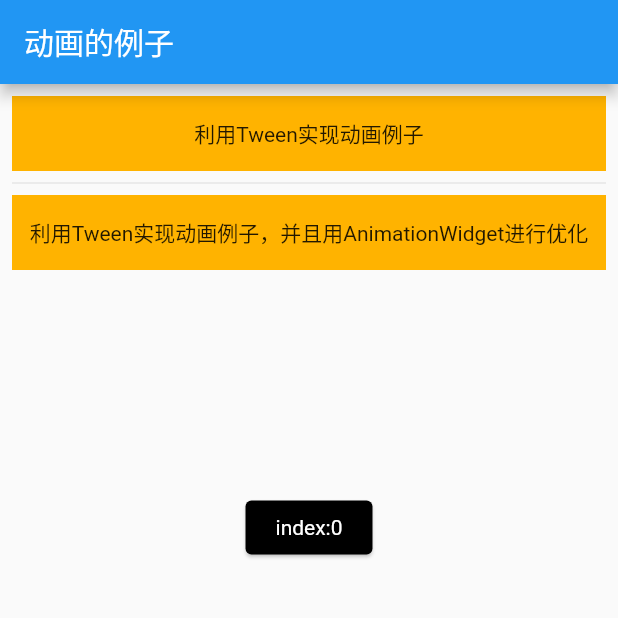
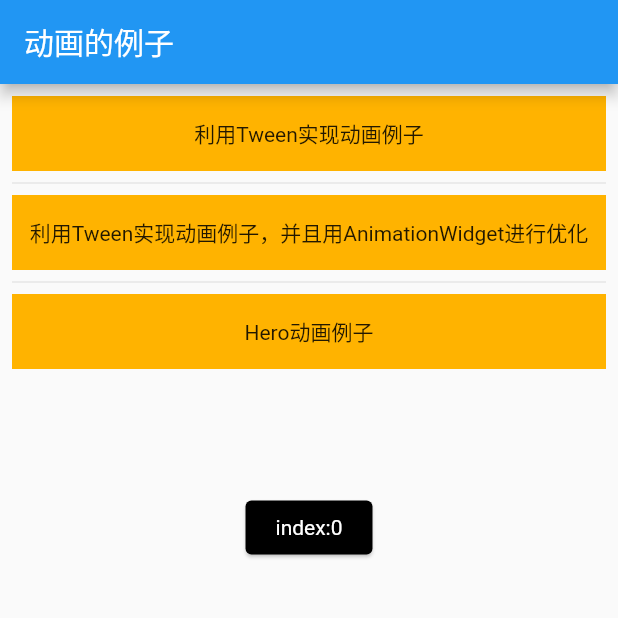
Before and after one commit to cdxone/flutter_app, a Flutter app: the screen it shows after launch, after a tap on "动画例子", on a phone screen of 412 x 824 dp, the top half of it. Run offline on Flutter 3.47's test engine with Material 2 defaults, Android fonts, the phone set to English and light mode, and no system bars; our stand-ins replace cached_network_image, image_picker, transparent_image.

Commit message:
动画例子优化。

```diff
--- a/lib/AnimationDemo.dart
+++ b/lib/AnimationDemo.dart
@@ -1,6 +1,8 @@
 import 'package:flutter_app/tween_demo.dart';
 import 'package:flutter_app/tween_test1_demo.dart';
 import 'package:flutter_app/view/my_list_view.dart';
+
+import 'hero_test1_demo.dart';
 
 class AnimationDemo extends MyListViewPage {
 
@@ -8,6 +10,7 @@ class AnimationDemo extends MyListViewPage {
   static List<Map> items = [
     {'title': '利用Tween实现动画例子', 'route': TweenDemo()},
     {'title': '利用Tween实现动画例子，并且用AnimationWidget进行优化', 'route': TweenTest1Demo()},
+    {'title': 'Hero动画例子', 'route': HeroTest1Demo()},
   ];
 
   AnimationDemo() : super(pageTitle, items);
--- a/lib/tween_demo.dart
+++ b/lib/tween_demo.dart
@@ -40,20 +40,20 @@ class _TweenDemoState extends State<TweenDemo> with SingleTickerProviderStateMix
   @override
   Widget build(BuildContext context) {
     return MaterialApp(
-      title: 'Tween例子',
+      title: 'Tween例子2',
       theme: ThemeData(
         primarySwatch: Colors.blue
       ),
       home: Scaffold(
         appBar: AppBar(
-          title: Text('Tween例子'),
+          title: Text('Tween例子2'),
         ),
         body: (
           Column(
             crossAxisAlignment: CrossAxisAlignment.start,
             children: <Widget>[
               RaisedButton(
-                child: Text('开启动画'),
+                child: Text('开启动画2'),
                 onPressed: (){
                   animationController.reset();
                   animationController.forward();
--- a/lib/tween_test1_demo.dart
+++ b/lib/tween_test1_demo.dart
@@ -4,8 +4,6 @@ import 'package:flutter/material.dart';
 class TweenTest1Demo extends StatefulWidget {
   @override
   _TweenDemoState createState() => _TweenDemoState();
-
-
 
 }
 
```
Also changed, not shown: lib/hero_test1_demo.dart (added, +13 -0 lines).
